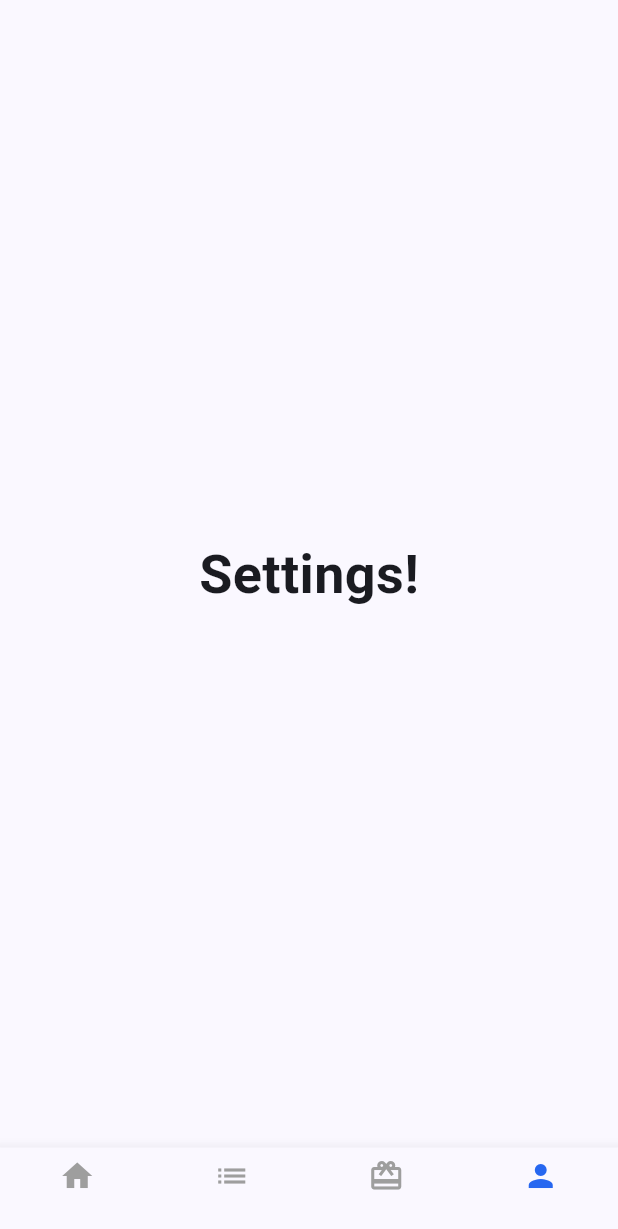
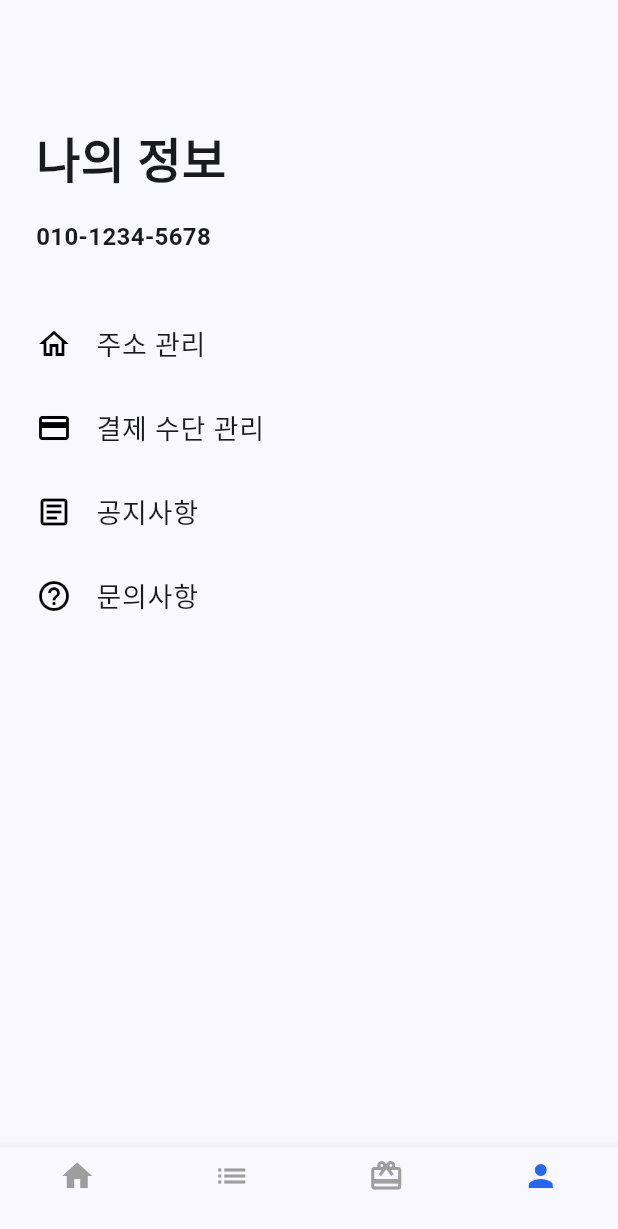
Before and after one commit to owen151128/flutter_study, a Flutter app: the screen it shows after launch, item 4 of the bottom bar chosen, on a phone screen of 412 x 824 dp. Shown: the top 1229 px of the screen. Run offline on Flutter 3.47's test engine with Material 3 defaults, Android fonts, the phone set to English and light mode, and no system bars.

Commit message:
feat(settings): Add miso settings page

```diff
--- a/miso/lib/settings_page.dart
+++ b/miso/lib/settings_page.dart
@@ -5,10 +5,66 @@ class SettingsPage extends StatelessWidget {
 
   @override
   Widget build(BuildContext context) => Scaffold(
-    body: Center(
-      child: Text(
-        "Settings!",
-        style: TextStyle(fontSize: 36, fontWeight: FontWeight.bold),
+    body: SafeArea(
+      child: SizedBox(
+        width: double.infinity,
+        child: SingleChildScrollView(
+          padding: EdgeInsets.symmetric(horizontal: 24),
+          child: Column(
+            crossAxisAlignment: CrossAxisAlignment.start,
+            children: [
+              SizedBox(height: MediaQuery.of(context).size.height * 0.10),
+              Text(
+                textAlign: TextAlign.start,
+                "나의 정보",
+                style: TextStyle(fontWeight: FontWeight.w900, fontSize: 32),
+              ),
+              SizedBox(height: 16),
+              Text(
+                textAlign: TextAlign.start,
+                "010-1234-5678",
+                style: TextStyle(fontSize: 16, fontWeight: FontWeight.bold),
+              ),
+              SizedBox(height: 32),
+              ListTile(
+                onTap: () => {},
+                contentPadding: EdgeInsets.all(0),
+                leading: Icon(Icons.home_outlined, color: Colors.black),
+                title: Text(
+                  "주소 관리",
+                  style: TextStyle(fontSize: 18, fontWeight: FontWeight.w500),
+                ),
+              ),
+              ListTile(
+                onTap: () => {},
+                contentPadding: EdgeInsets.all(0),
+                leading: Icon(Icons.credit_card_outlined, color: Colors.black),
+                title: Text(
+                  "결제 수단 관리",
+                  style: TextStyle(fontSize: 18, fontWeight: FontWeight.w500),
+                ),
+              ),
+              ListTile(
+                onTap: () => {},
+                contentPadding: EdgeInsets.all(0),
+                leading: Icon(Icons.article_outlined, color: Colors.black),
+                title: Text(
+                  "공지사항",
+                  style: TextStyle(fontSize: 18, fontWeight: FontWeight.w500),
+                ),
+              ),
+              ListTile(
+                onTap: () => {},
+                contentPadding: EdgeInsets.all(0),
+                leading: Icon(Icons.help_outline, color: Colors.black),
+                title: Text(
+                  "문의사항",
+                  style: TextStyle(fontSize: 18, fontWeight: FontWeight.w500),
+                ),
+              ),
+            ],
+          ),
+        ),
       ),
     ),
   );
```
